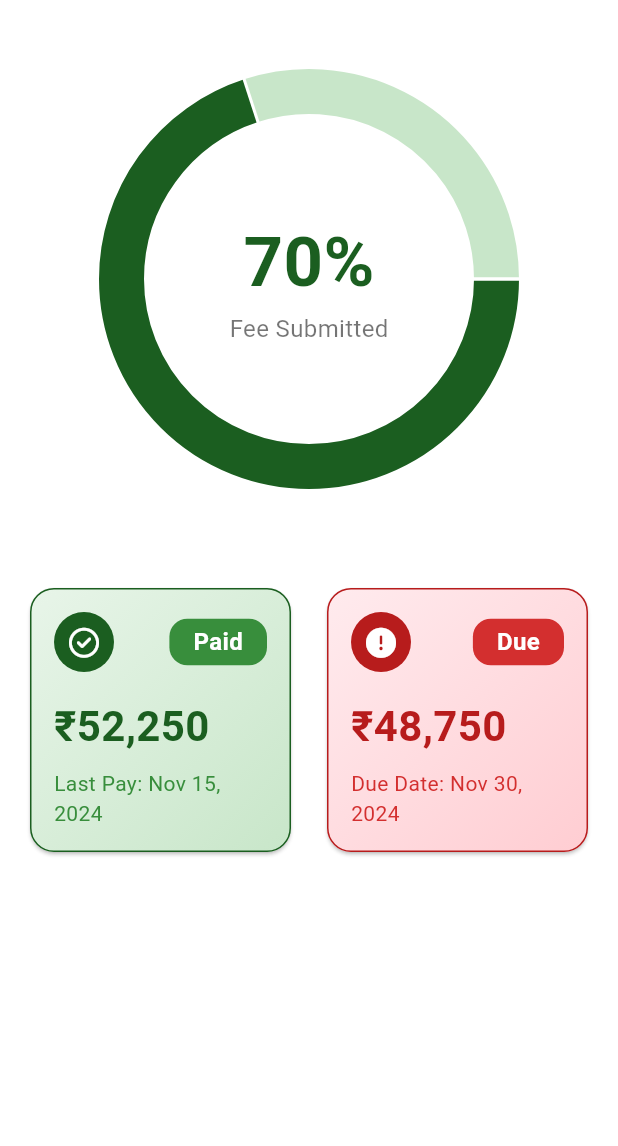
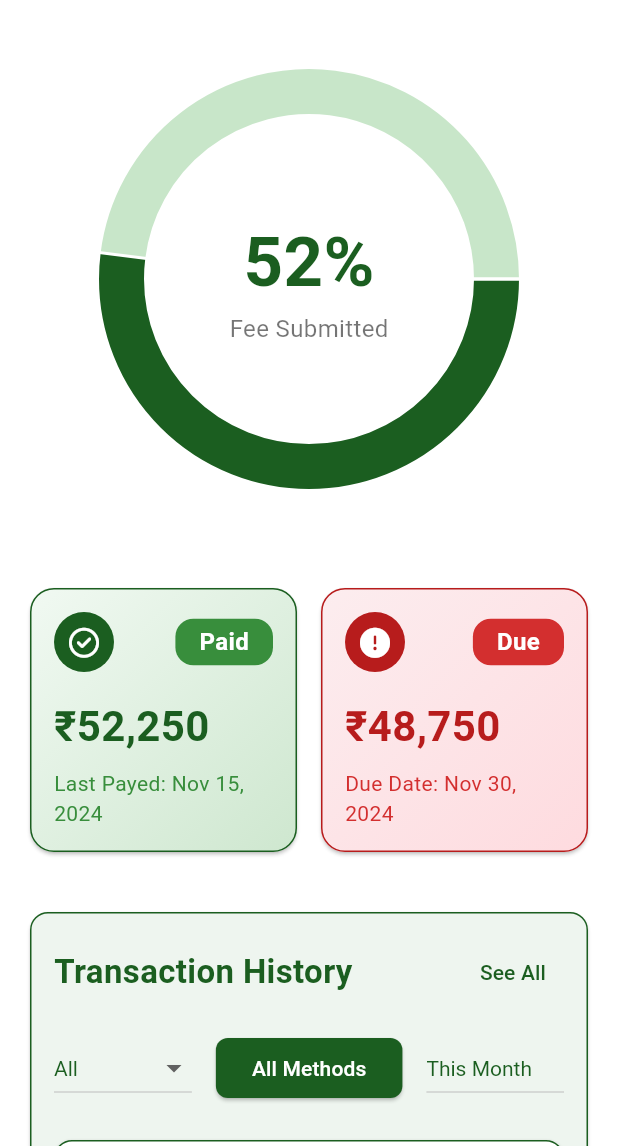
Before and after one commit to NK2552003/Hostel_Management_App, a Flutter app: the screen it shows after launch, on a phone screen of 412 x 824 dp, the part 90-1236 px from its top. Run offline on Flutter 3.47's test engine with Material 3 defaults, Android fonts, the phone set to English and light mode, and no system bars; drawn by our look-alikes of fl_chart; our stand-ins replace animated_splash_screen, flutter_svg, font_awesome_flutter, image_picker, smooth_page_indicator.

Commit message:
changes_fee_payment_page

```diff
--- a/lib/components/fee_payments/fee_details.dart
+++ b/lib/components/fee_payments/fee_details.dart
@@ -2,6 +2,7 @@ import 'package:flutter/material.dart';
 import 'package:fl_chart/fl_chart.dart';
 import 'package:hostel_management_app/components/custom_appbar.dart';
 import 'package:hostel_management_app/components/custom_drawer.dart';
+import 'package:hostel_management_app/components/fee_payments/history.dart';
 import 'package:hostel_management_app/components/fee_payments/paid_due.dart';
 
 class HostelFeeOverview extends StatefulWidget {
@@ -23,7 +24,7 @@ class _HostelFeeOverviewState extends State<HostelFeeOverview>
       duration: const Duration(seconds: 3),
     );
 
-    _animation = Tween<double>(begin: 0, end: 70).animate(
+    _animation = Tween<double>(begin: 0, end: 52).animate(
       CurvedAnimation(
         parent: _animationController,
         curve: Curves.easeOut,
@@ -55,7 +56,13 @@ class _HostelFeeOverviewState extends State<HostelFeeOverview>
             title: "Fee Payments",
           ),
         ),
-      body: Column(
+        body: SingleChildScrollView(
+          child: ConstrainedBox(
+            constraints: BoxConstraints(
+              minHeight: MediaQuery.of(context).size.height,
+            ),
+            child: IntrinsicHeight(
+              child: Column(
                 children: [
                   Padding(
                     padding: const EdgeInsets.all(16.0),
@@ -64,7 +71,6 @@ class _HostelFeeOverviewState extends State<HostelFeeOverview>
                       color: Colors.white,
                       shape: RoundedRectangleBorder(
                         borderRadius: BorderRadius.circular(16.0),
-                // side: BorderSide(color: Colors.green.shade900),
                       ),
                       child: Padding(
                         padding: const EdgeInsets.all(16.0),
@@ -74,6 +80,7 @@ class _HostelFeeOverviewState extends State<HostelFeeOverview>
                             // Chart Section with Center Text
                             SizedBox(
                               height: 300,
+                              width: 300, // Set width explicitly
                               child: Stack(
                                 alignment: Alignment.center,
                                 children: [
@@ -83,13 +90,13 @@ class _HostelFeeOverviewState extends State<HostelFeeOverview>
                                         PieChartSectionData(
                                           value: displayedPercentage,
                                           color: Colors.green.shade900,
-                                  title: '', // No text inside the pie section
+                                          title: '',
                                           radius: 30,
                                         ),
                                         PieChartSectionData(
                                           value: 100 - displayedPercentage,
                                           color: Colors.green.shade100,
-                                  title: '', // No text inside the pie section
+                                          title: '',
                                           radius: 30,
                                         ),
                                       ],
@@ -126,9 +133,14 @@ class _HostelFeeOverviewState extends State<HostelFeeOverview>
                       ),
                     ),
                   ),
+                  // PaidDue Section
                   PaidDue(),
+                  // TransactionHistory Section
+                  Expanded(child: TransactionHistory()),
                 ],
               ),
-    );
+            ),
+          ),
+        ));
   }
 }
--- /dev/null
+++ b/lib/components/fee_payments/history.dart
@@ -0,0 +1,315 @@
+import 'package:flutter/material.dart';
+
+class TransactionHistory extends StatefulWidget {
+  @override
+  _TransactionHistoryState createState() => _TransactionHistoryState();
+}
+
+class _TransactionHistoryState extends State<TransactionHistory> {
+  String selectedStatus = "All";
+  String selectedPaymentMethod = "All Methods";
+  String selectedTime = "This Month";
+
+  final List<Map<String, dynamic>> transactions = [
+    {
+      "to": "Himalyan Foundation",
+      "date": "23 Nov 2023",
+      "amount": "48,750",
+      "status": "Completed",
+    },
+    {
+      "to": "Himalyan Foundation",
+      "date": "12 Jan 2024",
+      "amount": "5,000",
+      "status": "Failed",
+    },
+    {
+      "to": "Himalyan Foundation",
+      "date": "15 Jan 2024",
+      "amount": "5,000",
+      "status": "Completed",
+    },
+    {
+      "to": "Himalyan Foundation",
+      "date": "22 Nov 2024",
+      "amount": "48,750",
+      "status": "Pending",
+    },
+  ];
+
+  void _showAccountDetails() {
+    showModalBottomSheet(
+      context: context,
+      shape: RoundedRectangleBorder(
+        borderRadius: BorderRadius.vertical(top: Radius.circular(16)),
+      ),
+      builder: (context) => Container(
+        height: 200,
+        padding: EdgeInsets.all(16),
+        child: Column(
+          crossAxisAlignment: CrossAxisAlignment.start,
+          children: [
+            Text(
+              "Select Account Details",
+              style: TextStyle(fontSize: 18, fontWeight: FontWeight.bold),
+            ),
+            Divider(),
+            ListTile(
+              title: Text("Punjab National Bank"),
+              onTap: () {
+                setState(() {
+                  selectedPaymentMethod = "PNB";
+                });
+                Navigator.pop(context);
+              },
+            ),
+            ListTile(
+              title: Text("UPI"),
+              onTap: () {
+                setState(() {
+                  selectedPaymentMethod = "UPI";
+                });
+                Navigator.pop(context);
+              },
+            ),
+          ],
+        ),
+      ),
+    );
+  }
+
+  @override
+  Widget build(BuildContext context) {
+    return Scaffold(
+      backgroundColor: Colors.white,
+      body: SafeArea(
+        child: Padding(
+          padding: const EdgeInsets.all(16.0),
+          child: Card(
+            shape: RoundedRectangleBorder(
+                borderRadius: BorderRadius.circular(12),
+                side: BorderSide(color: Colors.green.shade900)),
+            color: const Color.fromARGB(255, 238, 245, 239),
+            elevation: 1,
+            child: Column(
+              crossAxisAlignment: CrossAxisAlignment.stretch,
+              children: [
+                // First Row: Heading and "See All" button
+                Padding(
+                  padding: const EdgeInsets.all(16.0),
+                  child: Row(
+                    mainAxisAlignment: MainAxisAlignment.spaceBetween,
+                    children: [
+                      Text(
+                        "Transaction History",
+                        style: TextStyle(
+                          fontSize: 22,
+                          fontWeight: FontWeight.bold,
+                          color: Colors.green.shade900,
+                        ),
+                      ),
+                      TextButton(
+                        onPressed: () {
+                          // Action for "See All" button
+                        },
+                        child: Text(
+                          "See All",
+                          style: TextStyle(color: Colors.green.shade900),
+                        ),
+                      ),
+                    ],
+                  ),
+                ),
+
+                // Second Row: Filter buttons
+                Padding(
+                  padding: const EdgeInsets.symmetric(horizontal: 16.0),
+                  child: SingleChildScrollView(
+                    scrollDirection: Axis.horizontal,
+                    child: Row(
+                      children: [
+                        // Status Filter
+                        FilterButton(
+                          label: selectedStatus,
+                          options: ["All", "Completed", "Failed", "Pending"],
+                          onChanged: (value) {
+                            setState(() {
+                              selectedStatus = value ?? "All";
+                            });
+                          },
+                        ),
+                        SizedBox(width: 16),
+
+                        // Payment Method Filter
+                        ElevatedButton(
+                          onPressed: _showAccountDetails,
+                          style: ElevatedButton.styleFrom(
+                            backgroundColor: Colors.green.shade900,
+                            shape: RoundedRectangleBorder(
+                              borderRadius: BorderRadius.circular(8),
+                            ),
+                          ),
+                          child: Text(
+                            selectedPaymentMethod,
+                            style: TextStyle(color: Colors.white),
+                          ),
+                        ),
+                        SizedBox(width: 16),
+
+                        // Time Filter
+                        FilterButton(
+                          label: selectedTime,
+                          options: ["This Month", "This Year", "Previous Year"],
+                          onChanged: (value) {
+                            setState(() {
+                              selectedTime = value ?? "This Month";
+                            });
+                          },
+                        ),
+                      ],
+                    ),
+                  ),
+                ),
+                SizedBox(height: 16),
+
+                // Third Row: Transaction List
+                Flexible(
+                  child: ListView.builder(
+                    itemCount: transactions.length,
+                    itemBuilder: (context, index) {
+                      final transaction = transactions[index];
+
+                      // Extract the year from the transaction's date
+                      final transactionYear =
+                          int.parse(transaction["date"].split(" ").last);
+
+                      // Time-based filtering logic
+                      if (selectedTime == "This Year" &&
+                          transactionYear != DateTime.now().year) {
+                        return SizedBox
+                            .shrink(); // Exclude transactions not in the current year
+                      } else if (selectedTime == "Previous Year" &&
+                          transactionYear != DateTime.now().year - 1) {
+                        return SizedBox
+                            .shrink(); // Exclude transactions not in the previous year
+                      }
+
+                      // Status-based filtering logic
+                      if (selectedStatus != "All" &&
+                          transaction["status"] != selectedStatus) {
+                        return SizedBox
+                            .shrink(); // Exclude transactions with a different status
+                      }
+
+                      // Payment method-based filtering logic
+                      if (selectedPaymentMethod != "All Methods" &&
+                          !selectedPaymentMethod.contains(transaction["to"])) {
+                        return SizedBox
+                            .shrink(); // Exclude transactions not matching the payment method
+                      }
+
+                      // Determine the status color and icon
+                      Color statusColor;
+                      IconData statusIcon;
+
+                      switch (transaction["status"]) {
+                        case "Completed":
+                          statusColor = Colors.green;
+                          statusIcon = Icons.check_circle;
+                          break;
+                        case "Failed":
+                          statusColor = Colors.red;
+                          statusIcon = Icons.cancel;
+                          break;
+                        case "Pending":
+                          statusColor = Colors.orange;
+                          statusIcon = Icons.hourglass_top;
+                          break;
+                        default:
+                          statusColor = Colors.grey;
+                          statusIcon = Icons.info;
+                      }
+
+                      return Card(
+                        margin:
+                            EdgeInsets.symmetric(vertical: 8, horizontal: 16),
+                        elevation: 2,
+                        shape: RoundedRectangleBorder(
+                          borderRadius: BorderRadius.circular(12),
+                        ),
+                        child: ListTile(
+                          tileColor: Colors.white,
+                          shape: RoundedRectangleBorder(
+                            borderRadius: BorderRadius.circular(12),
+                            side: BorderSide(color: Colors.green.shade900),
+                          ),
+                          leading: CircleAvatar(
+                            backgroundColor: statusColor.withOpacity(0.2),
+                            child: Icon(
+                              statusIcon,
+                              color: statusColor,
+                              size: 18,
+                            ),
+                          ),
+                          title: Row(
+                            children: [
+                              Expanded(
+                                child: Text(
+                                  transaction["to"],
+                                  style: TextStyle(fontWeight: FontWeight.bold),
+                                ),
+                              ),
+                            ],
+                          ),
+                          subtitle: Text(transaction["date"]),
+                          trailing: Text(
+                            transaction["amount"],
+                            style: TextStyle(
+                              fontSize: 16,
+                              fontWeight: FontWeight.bold,
+                              color: Colors.green.shade900,
+                            ),
+                          ),
+                        ),
+                      );
+                    },
+                  ),
+                ),
+              ],
+            ),
+          ),
+        ),
+      ),
+    );
+  }
+}
+
+class FilterButton extends StatelessWidget {
+  final String label;
+  final List<String> options;
+  final ValueChanged<String?> onChanged; // Allow nullable String
+
+  const FilterButton({
+    required this.label,
+    required this.options,
+    required this.onChanged,
+  });
+
+  @override
+  Widget build(BuildContext context) {
+    return DropdownButton<String>(
+      value: label,
+      items: options
+          .map((option) => DropdownMenuItem<String>(
+                value: option,
+                child: Text(option),
+              ))
+          .toList(),
+      onChanged: onChanged, // Works with nullable String
+      style: TextStyle(color: Colors.green.shade900),
+      dropdownColor: Colors.white,
+      borderRadius: BorderRadius.circular(12),
+      elevation: 3,
+    );
+  }
+}
--- a/lib/components/fee_payments/paid_due.dart
+++ b/lib/components/fee_payments/paid_due.dart
@@ -21,7 +21,10 @@ class PaidDue extends StatelessWidget {
               child: Container(
                 decoration: BoxDecoration(
                   gradient: LinearGradient(
-                    colors: [Colors.green.shade50, Colors.green.shade100],
+                    colors: [
+                      const Color.fromARGB(255, 241, 249, 242),
+                      const Color.fromARGB(255, 206, 231, 207)
+                    ],
                     begin: Alignment.topLeft,
                     end: Alignment.bottomRight,
                   ),
@@ -80,7 +83,7 @@ class PaidDue extends StatelessWidget {
                       SizedBox(height: 8),
                       // Additional Info
                       Text(
-                        'Last Pay: Nov 15, 2024',
+                        'Last Payed: Nov 15, 2024',
                         style: TextStyle(
                           fontSize: 14,
                           color: Colors.green.shade700,
@@ -92,7 +95,7 @@ class PaidDue extends StatelessWidget {
               ),
             ),
           ),
-          SizedBox(width: 16), // Space between the cards
+          SizedBox(width: 8), // Space between the cards
           // Due Card
           Expanded(
             child: Card(
@@ -104,7 +107,10 @@ class PaidDue extends StatelessWidget {
               child: Container(
                 decoration: BoxDecoration(
                   gradient: LinearGradient(
-                    colors: [Colors.red.shade50, Colors.red.shade100],
+                    colors: [
+                      const Color.fromARGB(255, 252, 237, 239),
+                      const Color.fromARGB(255, 254, 219, 223)
+                    ],
                     begin: Alignment.topLeft,
                     end: Alignment.bottomRight,
                   ),
--- a/lib/components/quick_access.dart
+++ b/lib/components/quick_access.dart
@@ -1,4 +1,5 @@
 import 'package:flutter/material.dart';
+import 'package:hostel_management_app/components/fee_payments/fee_details.dart';
 import 'package:hostel_management_app/screens/Hostler/room_management.dart';
 
 class QuickAccess extends StatefulWidget {
@@ -26,7 +27,10 @@ class _QuickAccessState extends State<QuickAccess> {
       "label": "Fee Payments",
       "color": Colors.green.shade50,
       "onTap": (BuildContext context) {
-        // Add navigation logic for Fee Payments here
+        Navigator.pushReplacement(
+          context,
+          MaterialPageRoute(builder: (context) => HostelFeeOverview()),
+        );
       },
     },
     {
--- a/lib/components/room_management/details_card.dart
+++ b/lib/components/room_management/details_card.dart
@@ -6,7 +6,7 @@ class RoomDetails extends StatelessWidget {
   @override
   Widget build(BuildContext context) {
     return Card(
-      color: Colors.teal.shade50,
+      color: const Color.fromARGB(255, 233, 245, 244),
       elevation: 2,
       shape: RoundedRectangleBorder(
         borderRadius: BorderRadius.circular(16),
--- a/lib/components/room_management/maintenance_report.dart
+++ b/lib/components/room_management/maintenance_report.dart
@@ -316,7 +316,7 @@ class _MaintenanceReportCardState extends State<MaintenanceReportCard> {
         decoration: BoxDecoration(
           border: Border.all(color: Colors.green.shade900),
           borderRadius: BorderRadius.circular(12),
-          color: Colors.teal.shade50,
+          color: const Color.fromARGB(255, 233, 245, 244),
         ),
         child: Column(
           crossAxisAlignment: CrossAxisAlignment.start,
```
Also changed, not shown: 4 other files. Lines whose indentation alone changed are shown as unchanged.
